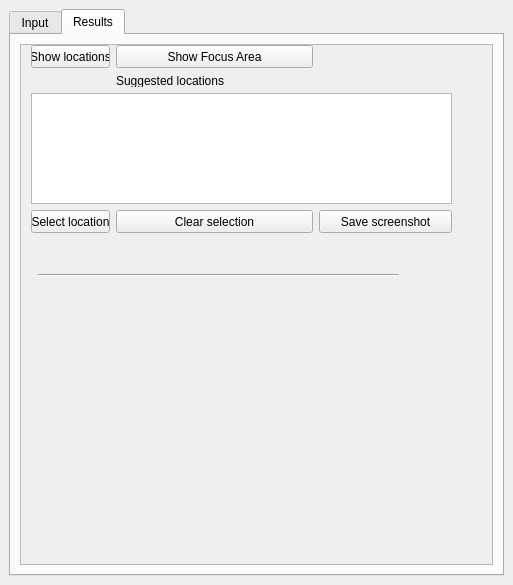
The window that LocatorTool/LocatingTool/locating_tool_dockwidget_base.ui (qq2012/GEO1005) describes before a commit, drawn with Qt 5.
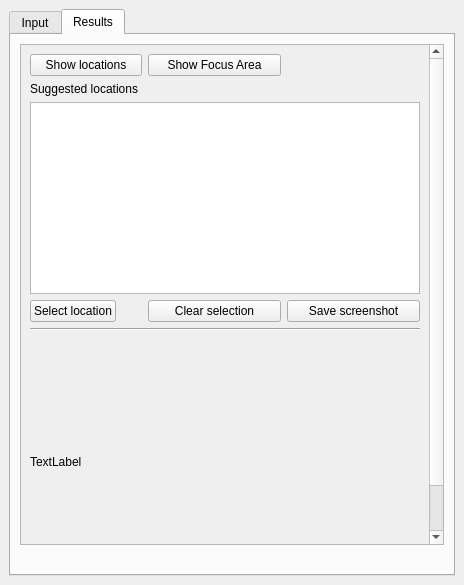
The same window after the commit. The open tabs and pages were chosen to show the change.

Commit message: new layout, legend

What changed in the file:
```diff
--- a/LocatorTool/LocatingTool/locating_tool_dockwidget_base.ui
+++ b/LocatorTool/LocatingTool/locating_tool_dockwidget_base.ui
@@ -9,7 +9,7 @@
    <rect>
     <x>0</x>
     <y>0</y>
-    <width>513</width>
+    <width>464</width>
     <height>585</height>
    </rect>
   </property>
@@ -17,8 +17,8 @@
    <string>Locating Tool</string>
   </property>
   <widget class="QWidget" name="dockWidgetContents">
-   <layout class="QGridLayout" name="gridLayout">
-    <item row="0" column="1">
+   <layout class="QVBoxLayout" name="verticalLayout">
+    <item>
      <widget class="QTabWidget" name="tabWidget">
       <property name="enabled">
        <bool>true</bool>
@@ -371,7 +371,14 @@
         <string>Results</string>
        </attribute>
        <layout class="QGridLayout" name="gridLayout_2">
-        <item row="0" column="0">
+        <item row="2" column="0">
+         <widget class="QLabel" name="label_7">
+          <property name="text">
+           <string/>
+          </property>
+         </widget>
+        </item>
+        <item row="1" column="0">
          <widget class="QScrollArea" name="scrollArea_2">
           <property name="widgetResizable">
            <bool>true</bool>
@@ -381,117 +388,111 @@
             <rect>
              <x>0</x>
              <y>0</y>
-             <width>469</width>
-             <height>499</height>
+             <width>446</width>
+             <height>587</height>
             </rect>
            </property>
-           <widget class="QPushButton" name="zoomToLocations">
-            <property name="geometry">
-             <rect>
-              <x>10</x>
-              <y>0</y>
-              <width>79</width>
-              <height>23</height>
-             </rect>
-            </property>
-            <property name="text">
-             <string>Show locations</string>
-            </property>
-           </widget>
-           <widget class="QPushButton" name="selectLocationButton">
-            <property name="geometry">
-             <rect>
-              <x>10</x>
-              <y>165</y>
-              <width>79</width>
-              <height>23</height>
-             </rect>
-            </property>
-            <property name="text">
-             <string>Select location</string>
-            </property>
-           </widget>
-           <widget class="QLabel" name="label_8">
-            <property name="geometry">
-             <rect>
-              <x>95</x>
-              <y>29</y>
-              <width>197</width>
-              <height>13</height>
-             </rect>
-            </property>
-            <property name="text">
-             <string>Suggested locations </string>
-            </property>
-           </widget>
-           <widget class="QPushButton" name="zoomToFocusAreaButton">
-            <property name="geometry">
-             <rect>
-              <x>95</x>
-              <y>0</y>
-              <width>197</width>
-              <height>23</height>
-             </rect>
-            </property>
-            <property name="text">
-             <string>Show Focus Area</string>
-            </property>
-           </widget>
-           <widget class="QTableWidget" name="statisticsTable">
-            <property name="geometry">
-             <rect>
-              <x>10</x>
-              <y>48</y>
-              <width>421</width>
-              <height>111</height>
-             </rect>
-            </property>
-            <property name="sizePolicy">
-             <sizepolicy hsizetype="MinimumExpanding" vsizetype="Expanding">
-              <horstretch>0</horstretch>
-              <verstretch>0</verstretch>
-             </sizepolicy>
-            </property>
-           </widget>
-           <widget class="QPushButton" name="clearSelectionButton">
-            <property name="geometry">
-             <rect>
-              <x>95</x>
-              <y>165</y>
-              <width>197</width>
-              <height>23</height>
-             </rect>
-            </property>
-            <property name="text">
-             <string>Clear selection</string>
-            </property>
-           </widget>
-           <widget class="QPushButton" name="createReportButton">
-            <property name="geometry">
-             <rect>
-              <x>298</x>
-              <y>165</y>
-              <width>133</width>
-              <height>23</height>
-             </rect>
-            </property>
-            <property name="text">
-             <string>Save screenshot</string>
-            </property>
-           </widget>
-           <widget class="Line" name="line_2">
-            <property name="geometry">
-             <rect>
-              <x>17</x>
-              <y>220</y>
-              <width>361</width>
-              <height>20</height>
-             </rect>
-            </property>
-            <property name="orientation">
-             <enum>Qt::Horizontal</enum>
-            </property>
-           </widget>
+           <layout class="QGridLayout" name="gridLayout">
+            <item row="0" column="0">
+             <widget class="QPushButton" name="zoomToLocations">
+              <property name="text">
+               <string>Show locations</string>
+              </property>
+             </widget>
+            </item>
+            <item row="3" column="0">
+             <widget class="QPushButton" name="selectLocationButton">
+              <property name="sizePolicy">
+               <sizepolicy hsizetype="Fixed" vsizetype="Fixed">
+                <horstretch>0</horstretch>
+                <verstretch>0</verstretch>
+               </sizepolicy>
+              </property>
+              <property name="text">
+               <string>Select location</string>
+              </property>
+             </widget>
+            </item>
+            <item row="0" column="1">
+             <widget class="QPushButton" name="zoomToFocusAreaButton">
+              <property name="text">
+               <string>Show Focus Area</string>
+              </property>
+             </widget>
+            </item>
+            <item row="1" column="0">
+             <widget class="QLabel" name="label_8">
+              <property name="sizePolicy">
+               <sizepolicy hsizetype="Fixed" vsizetype="Fixed">
+                <horstretch>0</horstretch>
+                <verstretch>0</verstretch>
+               </sizepolicy>
+              </property>
+              <property name="text">
+               <string>Suggested locations </string>
+              </property>
+             </widget>
+            </item>
+            <item row="3" column="1">
+             <widget class="QPushButton" name="clearSelectionButton">
+              <property name="text">
+               <string>Clear selection</string>
+              </property>
+             </widget>
+            </item>
+            <item row="3" column="2">
+             <widget class="QPushButton" name="createReportButton">
+              <property name="text">
+               <string>Save screenshot</string>
+              </property>
+             </widget>
+            </item>
+            <item row="2" column="0" colspan="3">
+             <widget class="QTableWidget" name="statisticsTable">
+              <property name="sizePolicy">
+               <sizepolicy hsizetype="MinimumExpanding" vsizetype="Fixed">
+                <horstretch>0</horstretch>
+                <verstretch>0</verstretch>
+               </sizepolicy>
+              </property>
+             </widget>
+            </item>
+            <item row="6" column="0" colspan="3">
+             <widget class="QLabel" name="legend2Label">
+              <property name="sizePolicy">
+               <sizepolicy hsizetype="Ignored" vsizetype="MinimumExpanding">
+                <horstretch>0</horstretch>
+                <verstretch>0</verstretch>
+               </sizepolicy>
+              </property>
+              <property name="minimumSize">
+               <size>
+                <width>0</width>
+                <height>250</height>
+               </size>
+              </property>
+              <property name="maximumSize">
+               <size>
+                <width>16777215</width>
+                <height>250</height>
+               </size>
+              </property>
+              <property name="text">
+               <string>TextLabel</string>
+              </property>
+              <property name="scaledContents">
+               <bool>true</bool>
+              </property>
+             </widget>
+            </item>
+            <item row="5" column="0" colspan="3">
+             <widget class="Line" name="line_2">
+              <property name="orientation">
+               <enum>Qt::Horizontal</enum>
+              </property>
+             </widget>
+            </item>
+           </layout>
           </widget>
          </widget>
         </item>
```
Left out of the diff: 344 changed lines with no effect on the pictures. The commit also changes 18 other files.
